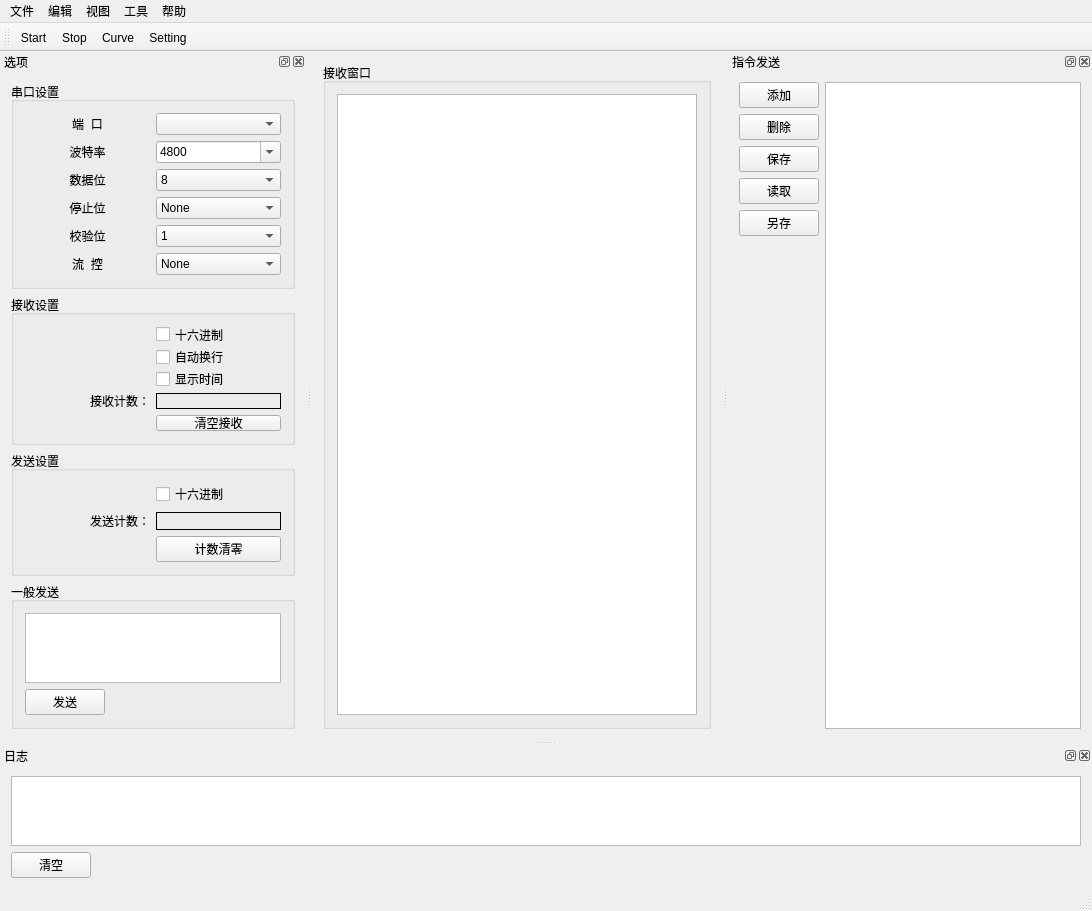
The window that mainwindow.ui (LogicPi-cn/SerialMasterQt5) describes before a commit, drawn with Qt 5.
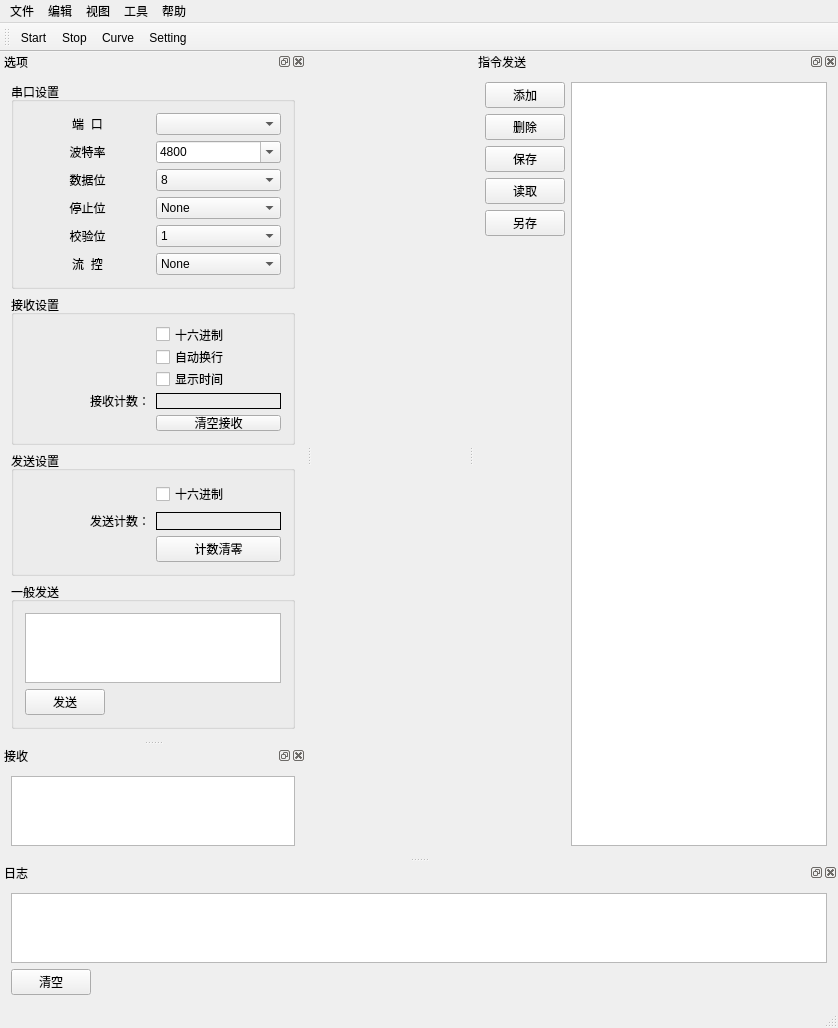
The same window after the commit. Icons and pictures are not drawn.

What changed in the file:
```diff
--- a/mainwindow.ui
+++ b/mainwindow.ui
@@ -6,8 +6,8 @@
    <rect>
     <x>0</x>
     <y>0</y>
-    <width>1092</width>
-    <height>875</height>
+    <width>838</width>
+    <height>1024</height>
    </rect>
   </property>
   <property name="windowTitle">
@@ -17,35 +17,13 @@
    <iconset resource="source.qrc">
     <normaloff>:/icon/串口.png</normaloff>:/icon/串口.png</iconset>
   </property>
-  <widget class="QWidget" name="centralWidget">
-   <layout class="QGridLayout" name="gridLayout_11">
-    <item row="0" column="0">
-     <widget class="QGroupBox" name="groupBox_4">
-      <property name="title">
-       <string>接收窗口</string>
-      </property>
-      <layout class="QGridLayout" name="gridLayout_5">
-       <item row="0" column="0">
-        <widget class="QTextEdit" name="textEdit_Receive">
-         <property name="minimumSize">
-          <size>
-           <width>0</width>
-           <height>0</height>
-          </size>
-         </property>
-        </widget>
-       </item>
-      </layout>
-     </widget>
-    </item>
-   </layout>
-  </widget>
+  <widget class="QWidget" name="centralWidget"/>
   <widget class="QMenuBar" name="menuBar">
    <property name="geometry">
     <rect>
      <x>0</x>
      <y>0</y>
-     <width>1092</width>
+     <width>838</width>
      <height>22</height>
     </rect>
    </property>
@@ -491,6 +469,28 @@
     </layout>
    </widget>
   </widget>
+  <widget class="QDockWidget" name="dockWidget_Receive">
+   <property name="windowTitle">
+    <string>接收</string>
+   </property>
+   <attribute name="dockWidgetArea">
+    <number>1</number>
+   </attribute>
+   <widget class="QWidget" name="dockWidgetContents_4">
+    <layout class="QGridLayout" name="gridLayout_7">
+     <item row="0" column="0">
+      <widget class="QTextEdit" name="textEdit_Receive">
+       <property name="minimumSize">
+        <size>
+         <width>0</width>
+         <height>0</height>
+        </size>
+       </property>
+      </widget>
+     </item>
+    </layout>
+   </widget>
+  </widget>
   <action name="actionSetting">
    <property name="icon">
     <iconset resource="source.qrc">
```
Left out of the diff: 7 changed lines with no effect on the pictures.
